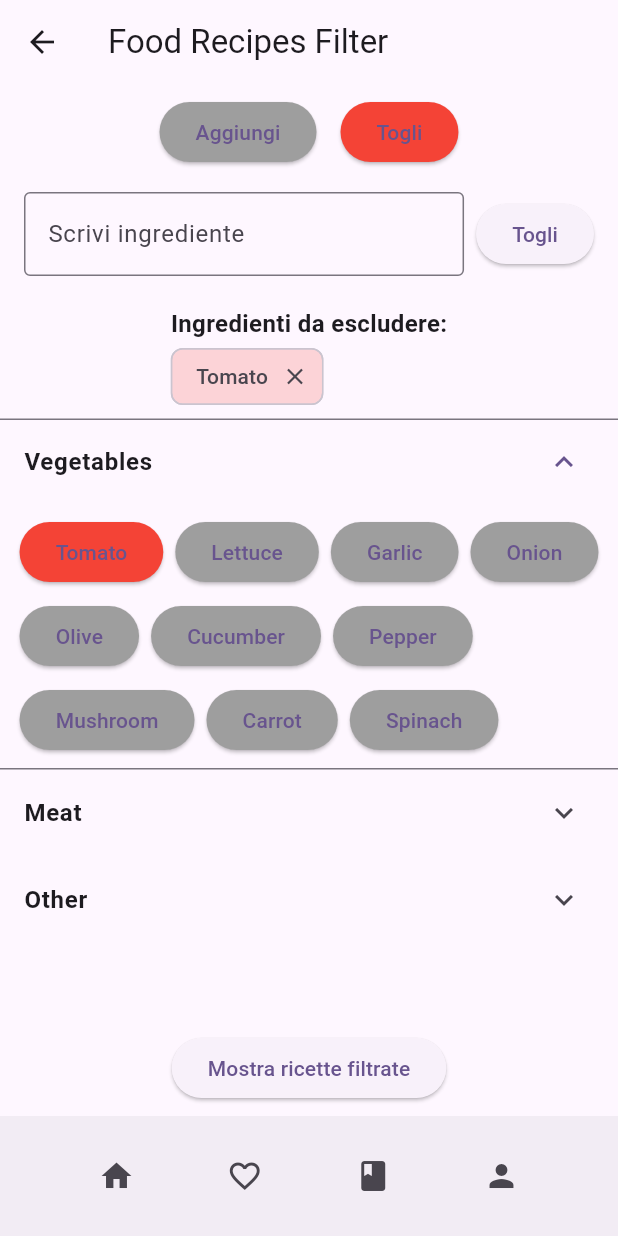
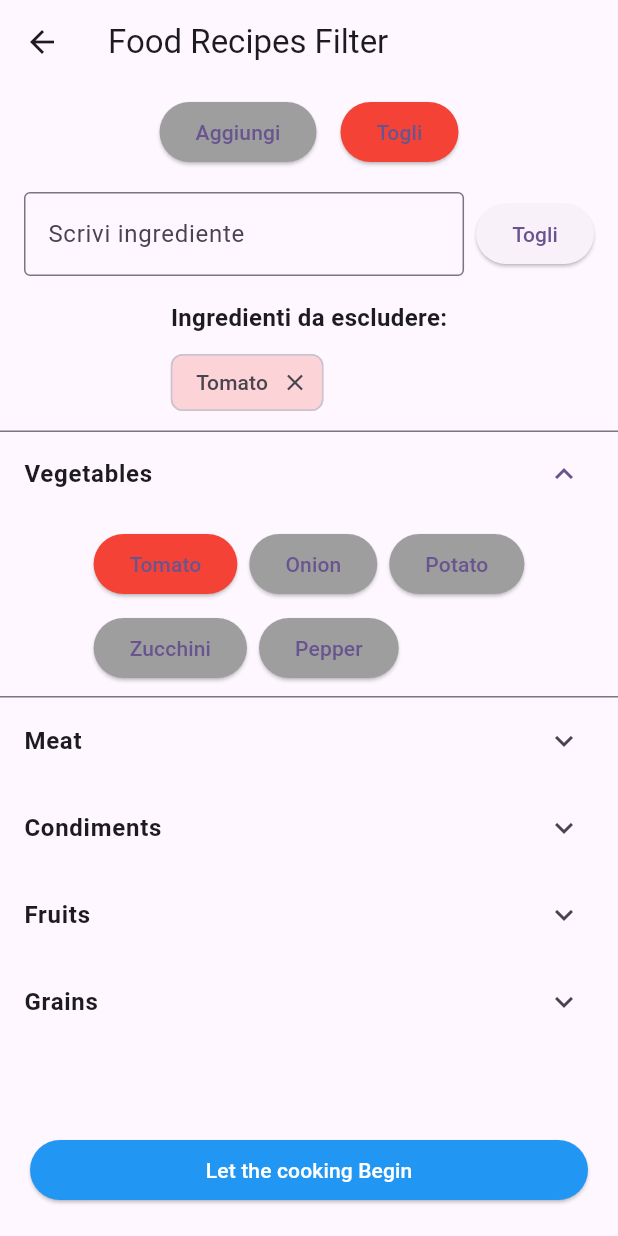
Before and after one commit to 195fra/Let-Me-Cook, a Flutter app: the FoodListPage screen opened directly, after a tap on "Togli", after a tap on "Vegetables", after a tap on "Tomato", on a phone screen of 412 x 824 dp. Run offline on Flutter 3.47's test engine with Material 3 defaults, Android fonts, the light colour scheme and no system bars.

Commit message:
modifiche al filtro ingredienti e lista ricette filtrate

```diff
--- a/let_me_cook/lib/recepies_filter/MVVM/filtered_recipes.dart
+++ b/let_me_cook/lib/recepies_filter/MVVM/filtered_recipes.dart
@@ -25,8 +25,8 @@
                       children: [
                         Text(foodItem.title, style: TextStyle(fontSize: 20, fontWeight: FontWeight.bold)),
                         SizedBox(height: 8),
-                        Text('Ingredients:', style: TextStyle(fontWeight: FontWeight.bold)),
-                        ...foodItem.ingredients.map((i) => Text('- $i')).toList(),
+                        //Text('Ingredients:', style: TextStyle(fontWeight: FontWeight.bold)),
+                        //...foodItem.ingredients.map((i) => Text('- $i')).toList(),
                       ],
                     ),
                   ),
--- a/let_me_cook/lib/recepies_filter/MVVM/food_list_page.dart
+++ b/let_me_cook/lib/recepies_filter/MVVM/food_list_page.dart
@@ -66,18 +66,24 @@
     });
   }
 
+  // Versione aggiornata: scroll orizzontale
   Widget _buildManualIngredientList(String title, Set<String> ingredients, Color color) {
+    if (ingredients.isEmpty) return SizedBox.shrink(); // niente da mostrare
+
     return Padding(
-      padding: const EdgeInsets.symmetric(horizontal: 16, vertical: 4),
+      padding: const EdgeInsets.symmetric(horizontal: 16, vertical: 8),
       child: Column(
         crossAxisAlignment: CrossAxisAlignment.start,
         children: [
-          if (ingredients.isNotEmpty)
           Text(title, style: TextStyle(fontWeight: FontWeight.bold, fontSize: 16)),
-          Wrap(
-            spacing: 8,
+          const SizedBox(height: 8),
+          SingleChildScrollView(
+            scrollDirection: Axis.horizontal,
+            child: Row(
               children: ingredients.map((ingredient) {
-              return Chip(
+                return Padding(
+                  padding: const EdgeInsets.only(right: 8),
+                  child: Chip(
                     label: Text(ingredient),
                     backgroundColor: color.withOpacity(0.2),
                     deleteIcon: Icon(Icons.close),
@@ -87,8 +93,10 @@
                         viewModel.filterRecipes();
                       });
                     },
+                  ),
                 );
               }).toList(),
+            ),
           ),
         ],
       ),
@@ -151,7 +159,7 @@
                   ),
                 ),
 
-                // Lista ingredienti aggiunti manualmente
+                // Lista ingredienti aggiunti manualmente (scrollabile orizzontalmente)
                 _buildManualIngredientList(
                   'Ingredienti da includere:',
                   viewModel.selectedIncludeIngredients,
@@ -174,8 +182,17 @@
 
                 // Pulsante per navigare alle ricette filtrate
                 Padding(
-                  padding: const EdgeInsets.all(8.0),
+                  padding: const EdgeInsets.all(20),
+                  child: SizedBox(
+                    width: double.infinity,
                     child: ElevatedButton(
+                      style: ElevatedButton.styleFrom(
+                        backgroundColor: Colors.blue,
+                        foregroundColor: Colors.white,
+                        shape: RoundedRectangleBorder(
+                          borderRadius: BorderRadius.circular(20),
+                        ),
+                      ),
                       onPressed: () {
                         Navigator.push(
                           context,
@@ -186,12 +203,14 @@
                           ),
                         );
                       },
-                    child: Text('Mostra ricette filtrate'),
+                      child: Text("Let the cooking Begin"),
+                    ),
                   ),
                 ),
               ],
+
             ),
-      bottomNavigationBar: const BottomBar(),
+      //bottomNavigationBar: const BottomBar(),
     );
   }
 }
--- a/let_me_cook/lib/recepies_filter/MVVM/food_list_viewmodel.dart
+++ b/let_me_cook/lib/recepies_filter/MVVM/food_list_viewmodel.dart
@@ -11,9 +11,11 @@
   String excludeText = '';
 
   Map<String, List<String>> ingredientCategories = {
-    'Vegetables': ['Tomato', 'Lettuce', 'Garlic', 'Onion', 'Olive', 'Cucumber', 'Pepper', 'Mushroom', 'Carrot', 'Spinach'],
-    'Meat': ['Chicken', 'Beef', 'Bacon'],
-    'Other': ['Cheese', 'Pasta', 'Rice'],
+    'Vegetables': ['Tomato', 'Onion', 'Potato', 'Zucchini', 'Pepper'],
+    'Meat': ['Chicken', 'Beef', 'Pork', 'Srimp','fish'],
+    'Condiments': ['Vinegar', 'Ketchup', 'Mayonnaise', 'Olive Oil', 'Salt'],
+    'Fruits': ['Lemon', 'Lime', 'Apple', 'Pineapple', 'Nuts'],
+    'Grains': ['Flour', 'Pasta', 'Tagliatelle', 'Noodles', 'Macaroni'],
   };
 
   Set<String> selectedIncludeIngredients = {};
```
Lines whose indentation alone changed are shown as unchanged.
